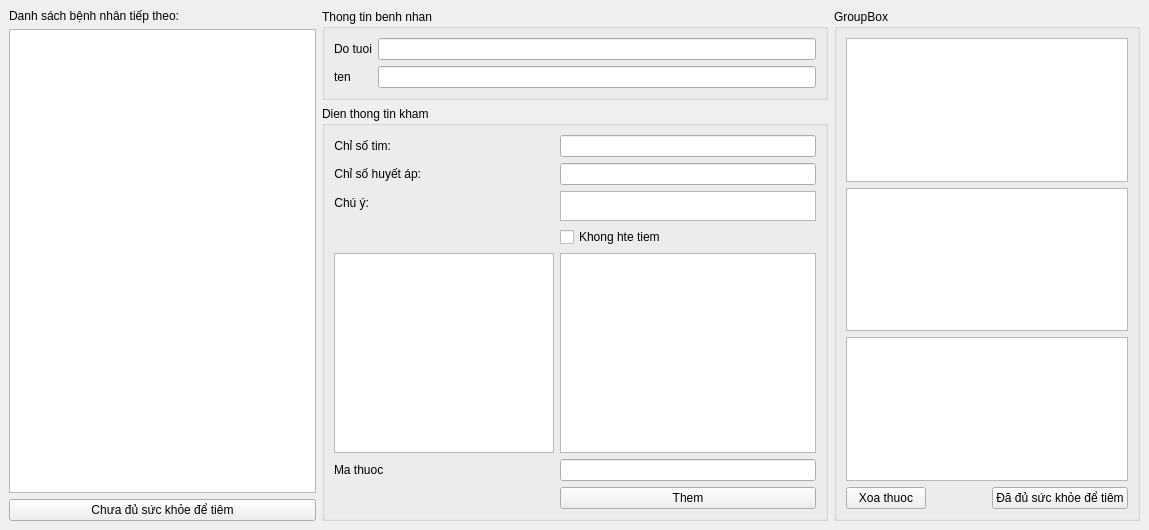
The window that khamsobo.ui (xdien/tcmr) describes before a commit, drawn with Qt 5.
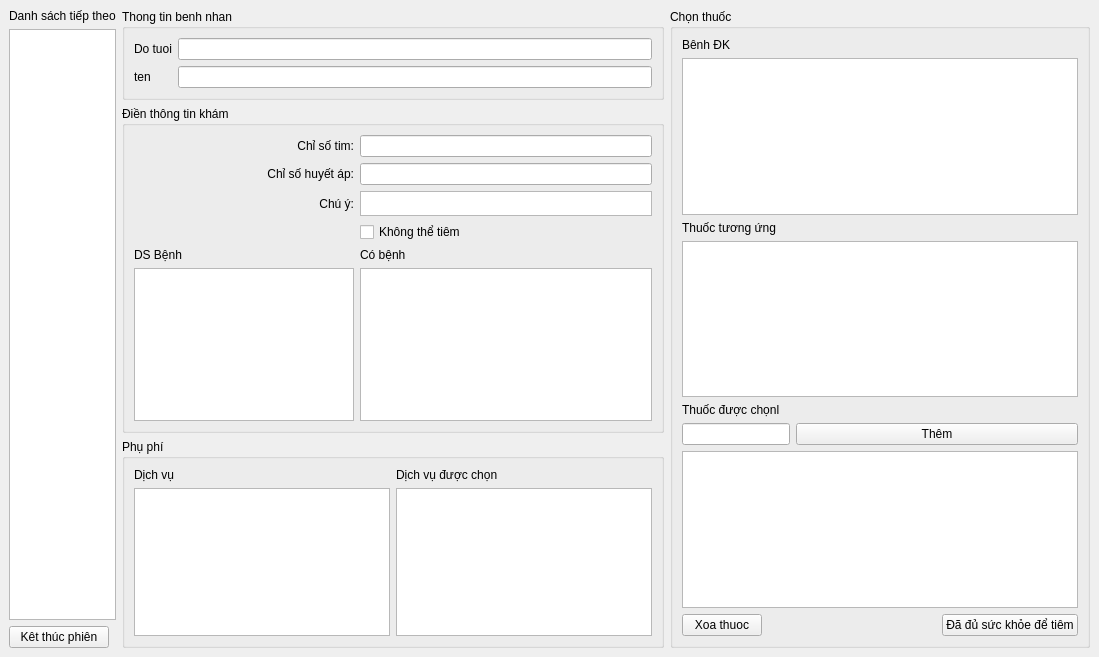
The same window after the commit.

What changed in the file:
```diff
--- a/khamsobo.ui
+++ b/khamsobo.ui
@@ -6,8 +6,8 @@
    <rect>
     <x>0</x>
     <y>0</y>
-    <width>1149</width>
-    <height>530</height>
+    <width>1099</width>
+    <height>657</height>
    </rect>
   </property>
   <property name="windowTitle">
@@ -17,36 +17,68 @@
    <bool>true</bool>
   </property>
   <widget class="QWidget" name="centralwidget">
-   <layout class="QHBoxLayout" name="horizontalLayout_4">
-    <item>
      <layout class="QHBoxLayout" name="horizontalLayout_3">
       <item>
        <layout class="QVBoxLayout" name="verticalLayout_4">
         <item>
          <layout class="QVBoxLayout" name="verticalLayout_2">
+        <property name="sizeConstraint">
+         <enum>QLayout::SetDefaultConstraint</enum>
+        </property>
           <item>
            <widget class="QLabel" name="label">
             <property name="text">
-             <string>Danh sách bệnh nhân tiếp theo:</string>
+           <string>Danh sách tiếp theo</string>
             </property>
            </widget>
           </item>
           <item>
-           <widget class="QListView" name="listView_dsCho"/>
+         <widget class="QListView" name="listView_dsCho">
+          <property name="sizePolicy">
+           <sizepolicy hsizetype="Fixed" vsizetype="Expanding">
+            <horstretch>0</horstretch>
+            <verstretch>0</verstretch>
+           </sizepolicy>
+          </property>
+          <property name="minimumSize">
+           <size>
+            <width>57</width>
+            <height>0</height>
+           </size>
+          </property>
+          <property name="maximumSize">
+           <size>
+            <width>190</width>
+            <height>16777215</height>
+           </size>
+          </property>
+         </widget>
           </item>
          </layout>
         </item>
         <item>
          <widget class="QPushButton" name="khongduak">
+        <property name="sizePolicy">
+         <sizepolicy hsizetype="Preferred" vsizetype="Preferred">
+          <horstretch>0</horstretch>
+          <verstretch>0</verstretch>
+         </sizepolicy>
+        </property>
+        <property name="maximumSize">
+         <size>
+          <width>100</width>
+          <height>16777215</height>
+         </size>
+        </property>
           <property name="text">
-           <string>Chưa đủ sức khỏe để tiêm</string>
+         <string>Kêt thúc phiên</string>
           </property>
          </widget>
         </item>
        </layout>
       </item>
       <item>
-       <layout class="QVBoxLayout" name="verticalLayout_5">
+     <layout class="QVBoxLayout" name="verticalLayout_8">
         <item>
          <widget class="QGroupBox" name="groupBox">
           <property name="title">
@@ -83,80 +115,22 @@
         <item>
          <widget class="QGroupBox" name="groupBox_2">
           <property name="title">
-           <string>Dien thong tin kham</string>
-          </property>
+         <string>Điền thông tin khám</string>
+        </property>
+        <layout class="QGridLayout" name="gridLayout_2">
+         <item row="4" column="0" rowspan="2" colspan="2">
           <layout class="QVBoxLayout" name="verticalLayout">
            <item>
-            <layout class="QFormLayout" name="formLayout">
-             <item row="0" column="0">
-              <widget class="QLabel" name="label_4">
+            <widget class="QLabel" name="label_12">
                <property name="text">
-                <string>Chỉ số tim:</string>
-               </property>
-               <property name="alignment">
-                <set>Qt::AlignRight|Qt::AlignTrailing|Qt::AlignVCenter</set>
-               </property>
-              </widget>
-             </item>
-             <item row="0" column="1">
-              <widget class="QLineEdit" name="cs_tim"/>
-             </item>
-             <item row="1" column="0">
-              <widget class="QLabel" name="label_3">
-               <property name="text">
-                <string>Chỉ số huyết áp:</string>
-               </property>
-               <property name="alignment">
-                <set>Qt::AlignRight|Qt::AlignTrailing|Qt::AlignVCenter</set>
-               </property>
-              </widget>
-             </item>
-             <item row="1" column="1">
-              <widget class="QLineEdit" name="csha"/>
-             </item>
-             <item row="2" column="0">
-              <widget class="QLabel" name="label_2">
-               <property name="text">
-                <string>Chú ý:</string>
-               </property>
-               <property name="alignment">
-                <set>Qt::AlignRight|Qt::AlignTrailing|Qt::AlignVCenter</set>
-               </property>
-              </widget>
-             </item>
-             <item row="2" column="1">
-              <widget class="QTextEdit" name="chuy">
-               <property name="sizePolicy">
-                <sizepolicy hsizetype="Minimum" vsizetype="Fixed">
-                 <horstretch>0</horstretch>
-                 <verstretch>0</verstretch>
-                </sizepolicy>
-               </property>
-               <property name="minimumSize">
-                <size>
-                 <width>100</width>
-                 <height>25</height>
-                </size>
-               </property>
-               <property name="maximumSize">
-                <size>
-                 <width>16777215</width>
-                 <height>30</height>
-                </size>
-               </property>
-              </widget>
-             </item>
-             <item row="3" column="1">
-              <widget class="QCheckBox" name="checkBox_khogtimdc">
-               <property name="text">
-                <string>Khong hte tiem</string>
-               </property>
-              </widget>
-             </item>
-             <item row="4" column="0">
+              <string>DS Bệnh</string>
+             </property>
+            </widget>
+           </item>
+           <item>
               <widget class="QTreeView" name="treeView_benh">
                <property name="sizePolicy">
-                <sizepolicy hsizetype="Minimum" vsizetype="Minimum">
+              <sizepolicy hsizetype="Expanding" vsizetype="Expanding">
                  <horstretch>0</horstretch>
                  <verstretch>0</verstretch>
                 </sizepolicy>
@@ -175,7 +149,18 @@
                </property>
               </widget>
              </item>
-             <item row="4" column="1">
+          </layout>
+         </item>
+         <item row="4" column="2" rowspan="2">
+          <layout class="QVBoxLayout" name="verticalLayout_6">
+           <item>
+            <widget class="QLabel" name="label_13">
+             <property name="text">
+              <string>Có bệnh</string>
+             </property>
+            </widget>
+           </item>
+           <item>
               <widget class="QListView" name="listView_benhduocchon">
                <property name="minimumSize">
                 <size>
@@ -185,37 +170,129 @@
                </property>
               </widget>
              </item>
-             <item row="5" column="0">
-              <widget class="QLabel" name="label_5">
-               <property name="text">
-                <string>Ma thuoc</string>
-               </property>
-              </widget>
+          </layout>
              </item>
              <item row="5" column="1">
-              <widget class="QLineEdit" name="lineEdit_mathuoc">
-               <property name="minimumSize">
-                <size>
-                 <width>91</width>
-                 <height>0</height>
-                </size>
-               </property>
-              </widget>
-             </item>
-             <item row="6" column="1">
-              <widget class="QPushButton" name="pushButton_3">
-               <property name="text">
-                <string>Them</string>
-               </property>
-              </widget>
-             </item>
-             <item row="6" column="0">
               <widget class="QLabel" name="label_kq">
                <property name="text">
                 <string/>
                </property>
               </widget>
              </item>
+         <item row="2" column="2">
+          <widget class="QTextEdit" name="chuy">
+           <property name="sizePolicy">
+            <sizepolicy hsizetype="Minimum" vsizetype="Expanding">
+             <horstretch>0</horstretch>
+             <verstretch>0</verstretch>
+            </sizepolicy>
+           </property>
+           <property name="minimumSize">
+            <size>
+             <width>100</width>
+             <height>25</height>
+            </size>
+           </property>
+           <property name="maximumSize">
+            <size>
+             <width>16777215</width>
+             <height>30</height>
+            </size>
+           </property>
+          </widget>
+         </item>
+         <item row="3" column="2">
+          <widget class="QCheckBox" name="checkBox_khogtimdc">
+           <property name="text">
+            <string>Không thể tiêm</string>
+           </property>
+          </widget>
+         </item>
+         <item row="0" column="2">
+          <widget class="QLineEdit" name="cs_tim">
+           <property name="sizePolicy">
+            <sizepolicy hsizetype="Expanding" vsizetype="Preferred">
+             <horstretch>0</horstretch>
+             <verstretch>0</verstretch>
+            </sizepolicy>
+           </property>
+          </widget>
+         </item>
+         <item row="1" column="1">
+          <widget class="QLabel" name="label_3">
+           <property name="text">
+            <string>Chỉ số huyết áp:</string>
+           </property>
+           <property name="alignment">
+            <set>Qt::AlignRight|Qt::AlignTrailing|Qt::AlignVCenter</set>
+           </property>
+          </widget>
+         </item>
+         <item row="1" column="2">
+          <widget class="QLineEdit" name="csha">
+           <property name="sizePolicy">
+            <sizepolicy hsizetype="Expanding" vsizetype="Expanding">
+             <horstretch>0</horstretch>
+             <verstretch>0</verstretch>
+            </sizepolicy>
+           </property>
+          </widget>
+         </item>
+         <item row="2" column="1">
+          <widget class="QLabel" name="label_2">
+           <property name="text">
+            <string>Chú ý:</string>
+           </property>
+           <property name="alignment">
+            <set>Qt::AlignRight|Qt::AlignTrailing|Qt::AlignVCenter</set>
+           </property>
+          </widget>
+         </item>
+         <item row="0" column="1">
+          <widget class="QLabel" name="label_4">
+           <property name="text">
+            <string>Chỉ số tim:</string>
+           </property>
+           <property name="alignment">
+            <set>Qt::AlignRight|Qt::AlignTrailing|Qt::AlignVCenter</set>
+           </property>
+          </widget>
+         </item>
+        </layout>
+       </widget>
+      </item>
+      <item>
+       <widget class="QGroupBox" name="groupBox_4">
+        <property name="title">
+         <string>Phụ phí</string>
+        </property>
+        <layout class="QGridLayout" name="gridLayout_3">
+         <item row="0" column="0">
+          <layout class="QVBoxLayout" name="verticalLayout_7">
+           <item>
+            <widget class="QLabel" name="label_14">
+             <property name="text">
+              <string>Dịch vụ</string>
+             </property>
+            </widget>
+           </item>
+           <item>
+            <widget class="QTreeView" name="treeView_dichVu"/>
+           </item>
+          </layout>
+         </item>
+         <item row="0" column="1">
+          <layout class="QVBoxLayout" name="verticalLayout_5">
+           <item>
+            <widget class="QLabel" name="label_6">
+             <property name="text">
+              <string>Dịch vụ được chọn</string>
+             </property>
+            </widget>
+           </item>
+           <item>
+            <widget class="QTreeView" name="treeView_DSPhiChon"/>
+           </item>
             </layout>
            </item>
           </layout>
@@ -226,28 +303,52 @@
       <item>
        <widget class="QGroupBox" name="groupBox_3">
         <property name="title">
-         <string>GroupBox</string>
+       <string>Chọn thuốc</string>
         </property>
         <layout class="QVBoxLayout" name="verticalLayout_3">
          <item>
           <layout class="QGridLayout" name="gridLayout">
-           <item row="0" column="3">
+         <item row="1" column="3">
             <widget class="QTreeView" name="treeView_benhdk">
              <property name="minimumSize">
               <size>
                <width>0</width>
-               <height>38</height>
+             <height>40</height>
               </size>
              </property>
              <property name="maximumSize">
               <size>
-               <width>383</width>
+             <width>1000</width>
                <height>216</height>
               </size>
              </property>
             </widget>
            </item>
-           <item row="1" column="3">
+         <item row="4" column="3">
+          <widget class="QLabel" name="label_11">
+           <property name="text">
+            <string>Thuốc được chọnl</string>
+           </property>
+          </widget>
+         </item>
+         <item row="6" column="3">
+          <widget class="QListView" name="danhsach_chonthuoc">
+           <property name="maximumSize">
+            <size>
+             <width>16777215</width>
+             <height>800</height>
+            </size>
+           </property>
+          </widget>
+         </item>
+         <item row="0" column="3">
+          <widget class="QLabel" name="label_8">
+           <property name="text">
+            <string>Bênh ĐK</string>
+           </property>
+          </widget>
+         </item>
+         <item row="3" column="3">
             <widget class="QTreeView" name="treeView_thuocgoiY">
              <property name="maximumSize">
               <size>
@@ -258,14 +359,32 @@
             </widget>
            </item>
            <item row="2" column="3">
-            <widget class="QListView" name="danhsach_chonthuoc">
-             <property name="maximumSize">
+          <widget class="QLabel" name="label_10">
+           <property name="text">
+            <string>Thuốc tương ứng</string>
+           </property>
+          </widget>
+         </item>
+         <item row="5" column="3">
+          <layout class="QFormLayout" name="formLayout">
+           <item row="0" column="0">
+            <widget class="QLineEdit" name="lineEdit_mathuoc">
+             <property name="minimumSize">
               <size>
-               <width>16777215</width>
-               <height>800</height>
+               <width>91</width>
+               <height>0</height>
               </size>
              </property>
             </widget>
+           </item>
+           <item row="0" column="1">
+            <widget class="QPushButton" name="pushButton_3">
+             <property name="text">
+              <string>Thêm</string>
+             </property>
+            </widget>
+           </item>
+          </layout>
            </item>
           </layout>
          </item>
@@ -305,8 +424,9 @@
        </widget>
       </item>
      </layout>
-    </item>
-   </layout>
+   <zorder>groupBox_3</zorder>
+   <zorder>groupBox</zorder>
+   <zorder>groupBox_4</zorder>
   </widget>
  </widget>
  <resources/>
```
Lines whose indentation alone changed are shown as unchanged.
